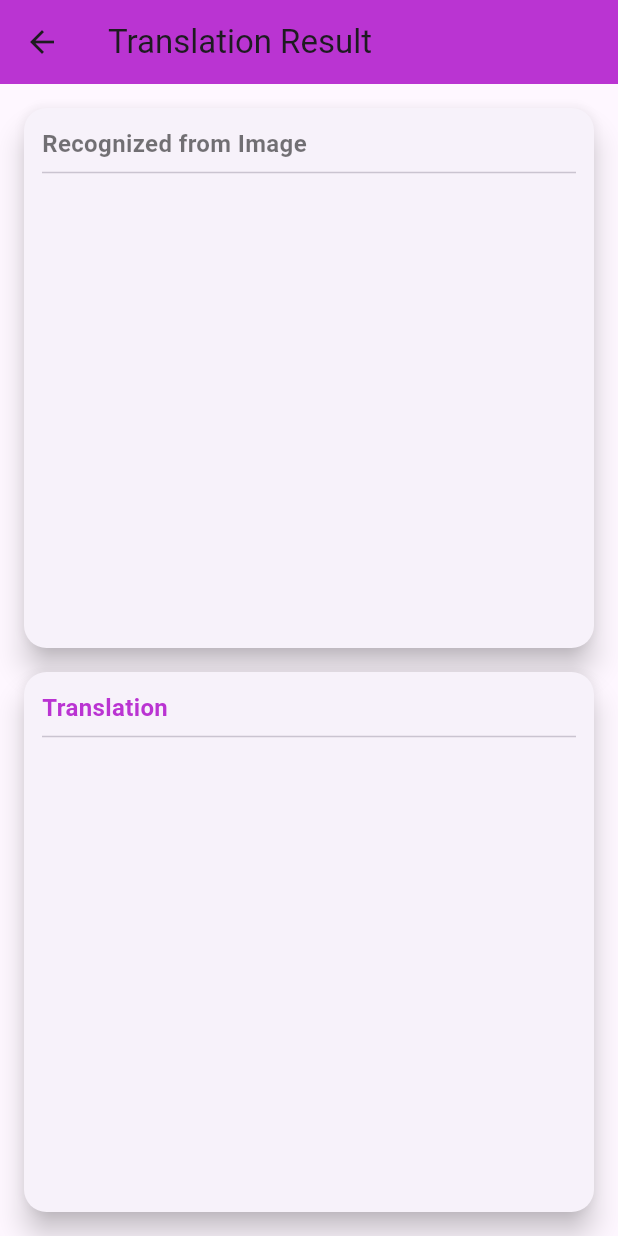
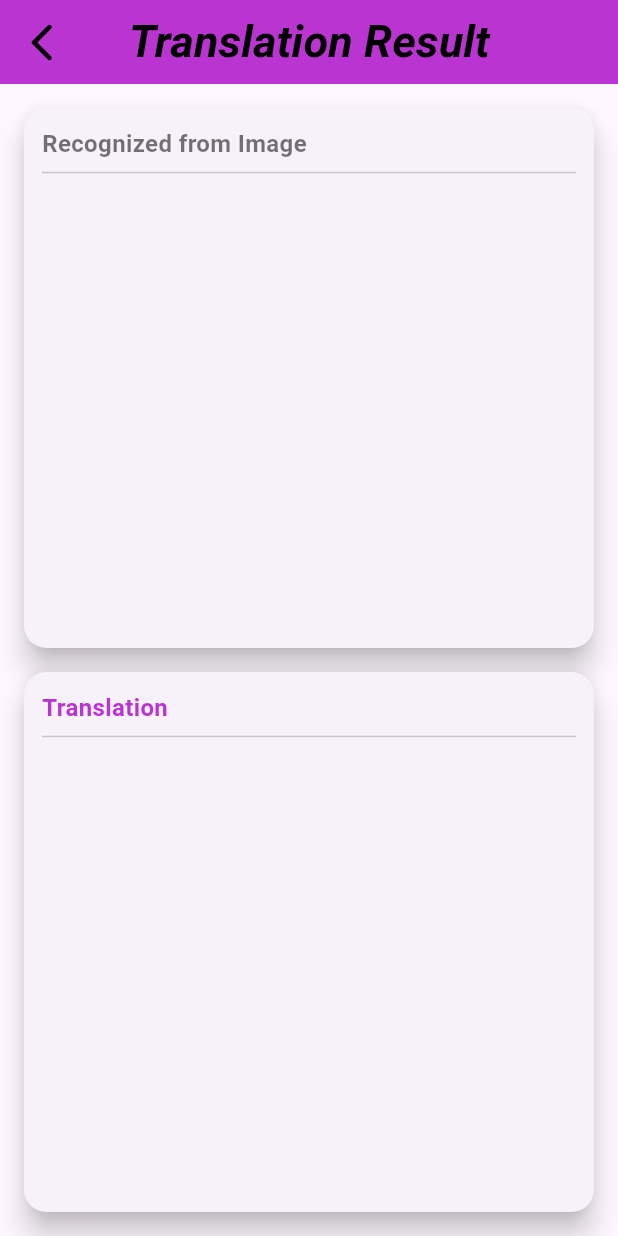
Before and after one commit to Angadthakur/Polyglot, a Flutter app: the ImageResultScreen screen opened directly with empty values, on a phone screen of 412 x 824 dp. Run offline on Flutter 3.47's test engine with Material 3 defaults, Android fonts, the phone set to English and light mode, and no system bars; our stand-ins replace flutter_tts, image_picker; missing offline and left inert: google_mlkit_text_recognition, translator.

Commit message:
updated UI

```diff
--- a/lib/features/Image_translation/screen/image_result_screen.dart
+++ b/lib/features/Image_translation/screen/image_result_screen.dart
@@ -1,4 +1,5 @@
 import 'package:flutter/material.dart';
+import 'package:translator_app_polyglot/features/Image_translation/screen/image_translation_screen.dart';
 
 class ImageResultScreen extends StatelessWidget {
   final String recognizedText;
@@ -15,8 +16,32 @@ class ImageResultScreen extends StatelessWidget {
     return Scaffold(
       appBar: AppBar(
         backgroundColor: const Color.fromARGB(255, 186, 52, 210),
-        title: const Text('Translation Result'),
+        leading: IconButton(
+          onPressed: () {
+            Navigator.of(context).push(
+              MaterialPageRoute(
+                builder: (context) => const ImageTranslationScreen(),
+              ),
+            );
+          },
+          icon: const Icon(
+            Icons.arrow_back_ios_new_rounded,
+            size: 30,
+            color: Colors.black,
+          ),
+        ),
+        titleSpacing: 30,
+        title: const Text(
+          'Translation Result',
+          style: TextStyle(
+            color: Colors.black,
+            fontWeight: FontWeight.bold,
+            fontSize: 30,
+            fontStyle: FontStyle.italic,
+          ),
+        ),
       ),
+
       body: Padding(
         padding: const EdgeInsets.all(8.0),
         child: Column(
@@ -56,10 +81,12 @@ class ImageResultScreen extends StatelessWidget {
                 ),
               ),
             ),
-                        Expanded(
+            Expanded(
               child: Card(
                 margin: const EdgeInsets.all(8),
-                shape: RoundedRectangleBorder(borderRadius: BorderRadius.circular(15)),
+                shape: RoundedRectangleBorder(
+                  borderRadius: BorderRadius.circular(15),
+                ),
                 elevation: 8,
                 child: Padding(
                   padding: const EdgeInsets.all(12.0),
@@ -68,7 +95,11 @@ class ImageResultScreen extends StatelessWidget {
                     children: [
                       const Text(
                         'Translation',
-                        style: TextStyle(fontSize: 16, fontWeight: FontWeight.bold, color: Color.fromARGB(255, 186, 52, 210)),
+                        style: TextStyle(
+                          fontSize: 16,
+                          fontWeight: FontWeight.bold,
+                          color: Color.fromARGB(255, 186, 52, 210),
+                        ),
                       ),
                       const Divider(),
                       const SizedBox(height: 8),
```
